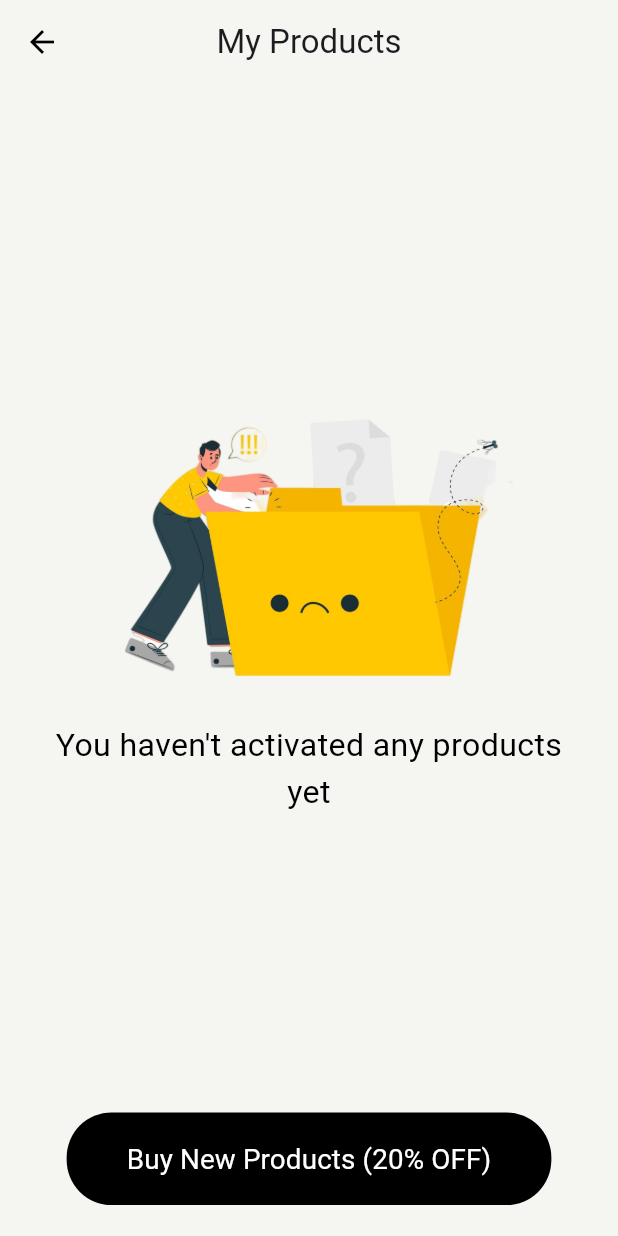
After one commit to kyrolloss/NFC, a Flutter app: the screen it shows after launch, after a tap on "My Products", on a phone screen of 412 x 824 dp. The commit adds this screen. Run offline on Flutter 3.47's test engine with Material 3 defaults, Android fonts, the phone set to English and light mode, and no system bars; our stand-ins replace custom_sliding_segmented_control, flutter_switch, persistent_bottom_nav_bar; network calls fail.

Commit message:
finish My Products tap

```diff
--- a/lib/Features/MainLayout/Presentation/View/Contacts View/Widgets/Taps/Contacts Screen/Contacts Screen.dart
+++ b/lib/Features/MainLayout/Presentation/View/Contacts View/Widgets/Taps/Contacts Screen/Contacts Screen.dart
@@ -8,8 +8,7 @@ class ContactsScreen extends StatelessWidget {
     final height = MediaQuery.of(context).size.height;
     final width = MediaQuery.of(context).size.width;
 
-    return Center(
-      child: Column(
+    return Column(
       crossAxisAlignment: CrossAxisAlignment.center,
       mainAxisAlignment: MainAxisAlignment.center,
       children: [
@@ -17,7 +16,7 @@ class ContactsScreen extends StatelessWidget {
 
         SizedBox(
           height: height * .275,
-            width: width ,
+          width: width * .85 ,
           child: const Image(
             image:
                 AssetImage('assets/images/no-data-concept-illustration.png'),
@@ -96,7 +95,6 @@ class ContactsScreen extends StatelessWidget {
         ),
 
       ],
-      ),
     );
   }
 }
--- /dev/null
+++ b/lib/Features/MainLayout/Presentation/View/Settings View/My Products Tap/My Products Tap.dart
@@ -0,0 +1,86 @@
+import 'package:flutter/material.dart';
+
+class MyProductsTap extends StatelessWidget {
+  const MyProductsTap({super.key});
+
+  @override
+  Widget build(BuildContext context) {
+    final height = MediaQuery.of(context).size.height;
+    final width = MediaQuery.of(context).size.width;
+
+    return Scaffold(
+      appBar: AppBar(
+        title: const Text("My Products"),
+        surfaceTintColor: Colors.transparent,
+
+        centerTitle: true,
+        elevation: 0,
+        backgroundColor: const Color(0xffF5F5F1),
+
+        leading: IconButton(
+          icon: const Icon(Icons.arrow_back, color: Colors.black),
+          onPressed: () => Navigator.of(context).pop(),
+        ),
+
+      ),
+      body: Center(
+        child: Column(
+          mainAxisAlignment: MainAxisAlignment.center,
+          children: [
+            const Spacer(),
+            SizedBox(
+              height: height * .275,
+              width: width*.85 ,
+              child: const Image(
+                image:
+                AssetImage('assets/images/no-data-concept-illustration.png'),
+                fit: BoxFit.fill,
+              ),
+            ),
+            SizedBox(
+              width: width * .9,
+              child: Text(
+                "You haven't activated any products yet",
+                textAlign: TextAlign.center,
+                style: TextStyle(
+                    fontSize: width * .052,
+                    color: Colors.black,
+                    fontWeight: FontWeight.w400),
+              ),
+            ),
+            const Spacer(),
+            Container(
+              height: height * .075,
+              decoration: BoxDecoration(
+                color: Colors.black,
+                borderRadius: BorderRadius.circular(30.0),
+              ),
+              child: ElevatedButton(
+                  onPressed: () {},
+                  style: ElevatedButton.styleFrom(
+                    padding: const EdgeInsets.symmetric(horizontal: 40, vertical: 15),
+                    shape: RoundedRectangleBorder(
+                      borderRadius: BorderRadius.circular(30.0),
+                    ),
+                    backgroundColor: Colors.transparent,
+                    shadowColor: Colors.transparent,
+                  ),
+                  child:   Text(
+                    'Buy New Products (20% OFF)',
+                    style: TextStyle(
+                        color: Colors.white,
+                        fontSize: width * .045,
+                        fontWeight: FontWeight.w400),
+                  )
+              ),
+            ),
+            SizedBox(
+              height: height*.025,
+            ),
+
+          ],
+        ),
+      ),
+    );
+  }
+}
--- a/lib/Features/MainLayout/Presentation/View/Settings View/Settings View.dart
+++ b/lib/Features/MainLayout/Presentation/View/Settings View/Settings View.dart
@@ -59,7 +59,6 @@ class SettingsView extends StatelessWidget {
                 width: width * .8,
                 child: ElevatedButton.icon(
                   onPressed: () {
-                    // Subscribe action here
                   },
                   style: ElevatedButton.styleFrom(
                     backgroundColor: Colors.black,
--- a/lib/Features/MainLayout/Presentation/View/Settings View/Widgets/Settings Components/Settings Components.dart
+++ b/lib/Features/MainLayout/Presentation/View/Settings View/Widgets/Settings Components/Settings Components.dart
@@ -2,6 +2,7 @@ import 'package:flutter/material.dart';
 import 'package:nfc/Features/MainLayout/Presentation/View/Settings%20View/%20My%20Profile%20Tap/My%20Profile%20Tap.dart';
 import 'package:nfc/Features/MainLayout/Presentation/View/Settings%20View/%20My%20Profile%20Tap/widget/ProfileCard.dart';
 import 'package:nfc/Features/MainLayout/Presentation/View/Settings%20View/Account%20Information/Account%20Information.dart';
+import 'package:nfc/Features/MainLayout/Presentation/View/Settings%20View/My%20Products%20Tap/My%20Products%20Tap.dart';
 import 'package:nfc/Features/MainLayout/Presentation/View/Share%20View/Widgets/Share%20Components/widget/custom%20List%20Item.dart';
 
 class SettingsComponents extends StatelessWidget {
@@ -55,7 +56,11 @@ class SettingsComponents extends StatelessWidget {
               trailing: const Icon(Icons.chevron_right, color: Colors.grey),
             ),
             const Divider(),
-            const CustomListItem(
+             CustomListItem(
+              onTap: (){
+
+                Navigator.push(context, MaterialPageRoute(builder: (context) => const MyProductsTap()));
+              },
               icon: Icons.credit_card_sharp,
               text: 'My Products',
               trailing: Icon(Icons.chevron_right, color: Colors.grey),
--- a/lib/main.dart
+++ b/lib/main.dart
@@ -2,6 +2,7 @@ import 'package:flutter/material.dart';
 import 'package:nfc/Features/MainLayout/Presentation/Main%20Layout%20View.dart';
 import 'package:nfc/Features/MainLayout/Presentation/View/Analytics%20View/Analytics%20View.dart';
 import 'package:nfc/Features/MainLayout/Presentation/View/Settings%20View/%20My%20Profile%20Tap/My%20Profile%20Tap.dart';
+import 'package:nfc/Features/MainLayout/Presentation/View/Settings%20View/My%20Products%20Tap/My%20Products%20Tap.dart';
 import 'package:nfc/Features/MainLayout/Presentation/View/Settings%20View/Settings%20View.dart';
 import 'package:nfc/Features/MainLayout/Presentation/View/Share%20View/Share%20View.dart';
 
@@ -22,7 +23,7 @@ class MyApp extends StatelessWidget {
         scaffoldBackgroundColor: const Color(0xffF5F5F1),
       ),
       debugShowCheckedModeBanner: false,
-      home:  const SettingsView(),
+      home:   SettingsView(),
     );
   }
 }
```
Lines whose indentation alone changed are shown as unchanged.
